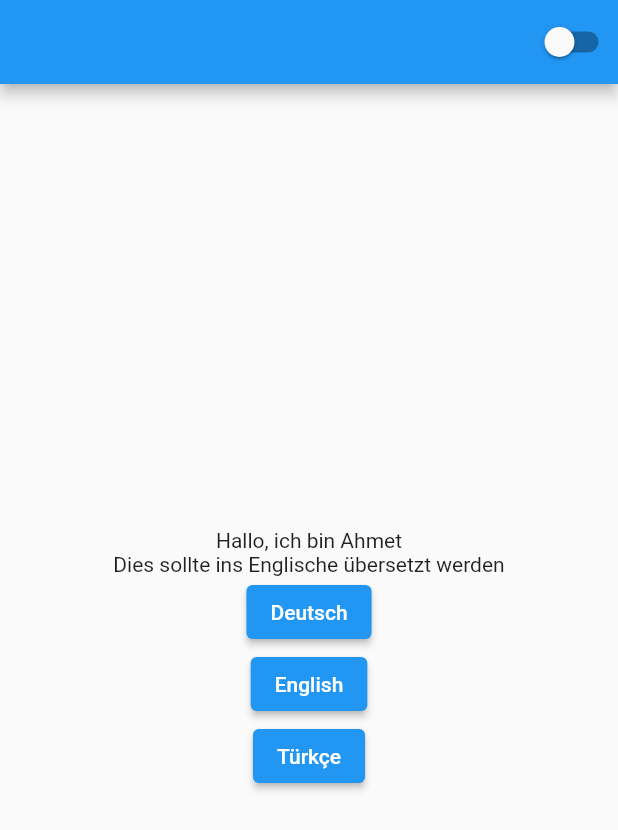
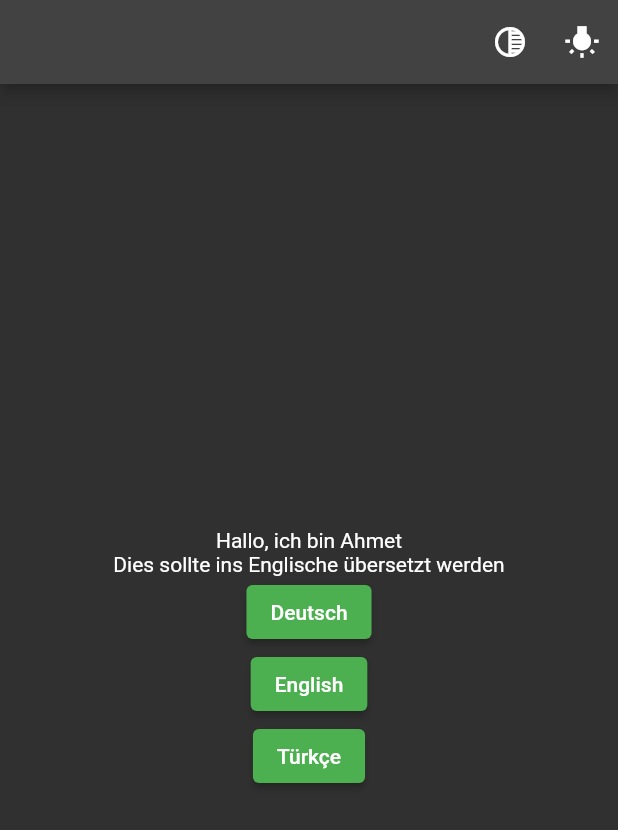
Before and after one commit to ahmetcl/ThemeAndLocalization, a Flutter app: the screen it shows after launch, after a tap on "Deutsch", on a phone screen of 412 x 824 dp. Shown: the top 830 px of the screen. Run offline on Flutter 3.47's test engine with Material 2 defaults, Android fonts, the phone set to English and light mode, and no system bars; our stand-ins replace easy_localization, shared_preferences.

Commit message:
Themes are customized and the provider added.

```diff
--- a/lib/main.dart
+++ b/lib/main.dart
@@ -1,7 +1,9 @@
 import 'package:easy_localization/easy_localization.dart';
 import 'package:flutter/material.dart';
+import 'package:localization/theme/themeManager.dart';
 import 'package:localization/view/page.dart';
 import 'package:localization/translations/codegen_loader.g.dart';
+import 'package:provider/provider.dart';
 
 Future<void> main() async {
   WidgetsFlutterBinding.ensureInitialized();
@@ -9,35 +11,34 @@ Future<void> main() async {
   runApp(
     EasyLocalization(
       path: 'assets/translations',
-      supportedLocales: [Locale('de'), Locale('en'), Locale('tr')],
-      fallbackLocale: Locale('en'),
-      assetLoader: CodegenLoader(),
-      child: MyApp(),
+      supportedLocales: const [Locale('de'), Locale('en'), Locale('tr')],
+      fallbackLocale: const Locale('en'),
+      assetLoader: const CodegenLoader(),
+      child: const MyApp(),
     ),
   );
 }
 
-class MyApp extends StatefulWidget {
+class MyApp extends StatelessWidget {
   const MyApp({Key? key}) : super(key: key);
 
   @override
-  State<MyApp> createState() => _MyAppState();
-}
-
-class _MyAppState extends State<MyApp> {
-  bool darkTheme = false;
-  @override
   Widget build(BuildContext context) {
-    return MaterialApp(
-        debugShowCheckedModeBanner: false,
-        theme: darkTheme ? ThemeData.dark() : ThemeData.light(),
-        supportedLocales: context.supportedLocales,
-        localizationsDelegates: context.localizationDelegates,
-        locale: context.locale,
-        home: HomePage(darkTheme, onPressed: (changedTheme) {
-          setState(() {
-            darkTheme = changedTheme;
-          });
+    return MultiProvider(
+        providers: [
+          ChangeNotifierProvider(
+            create: (_) => themeManager(),
+          ),
+        ],
+        child: Consumer<themeManager>(builder: (context, theme, child) {
+          return MaterialApp(
+              title: 'Theme App',
+              debugShowCheckedModeBanner: false,
+              theme: theme.themeData,
+              supportedLocales: context.supportedLocales,
+              localizationsDelegates: context.localizationDelegates,
+              locale: context.locale,
+              home: const HomePage());
         }));
   }
 }
--- /dev/null
+++ b/lib/theme/themeManager.dart
@@ -0,0 +1,39 @@
+import 'package:localization/theme/themes.dart';
+import 'package:shared_preferences/shared_preferences.dart';
+import 'package:flutter/material.dart';
+
+class themeManager with ChangeNotifier {
+  ThemeData? _themeData;
+
+  final _themePrefernce = "theme_preference";
+
+  themeManager() {
+    _loadTheme();
+  }
+
+  ThemeData? get themeData {
+    if (_themeData == null) {
+      _themeData = appThemeData[Themes.Light];
+    }
+    return _themeData;
+  }
+
+  void _loadTheme() async {
+    SharedPreferences sharedPreference = await SharedPreferences.getInstance();
+    int? prefTheme = sharedPreference.getInt(_themePrefernce);
+    if (prefTheme == null) {
+      Brightness systemTheme =
+          WidgetsBinding.instance.window.platformBrightness;
+      prefTheme = systemTheme.index;
+    }
+    _themeData = appThemeData[Themes.values[prefTheme]];
+    notifyListeners();
+  }
+
+  setTheme(Themes theme) async {
+    _themeData = appThemeData[theme];
+    var prefs = await SharedPreferences.getInstance();
+    prefs.setInt(_themePrefernce, Themes.values.indexOf(theme));
+    notifyListeners();
+  }
+}
--- /dev/null
+++ b/lib/theme/themes.dart
@@ -0,0 +1,16 @@
+import 'package:flutter/material.dart';
+
+enum Themes { Light, Dark }
+
+final appThemeData = {
+  Themes.Light: ThemeData(
+    primaryColor: Colors.black,
+    primarySwatch: Colors.blue,
+    brightness: Brightness.light,
+  ),
+  Themes.Dark: ThemeData(
+    primaryColor: Colors.black,
+    primarySwatch: Colors.green,
+    brightness: Brightness.dark,
+  )
+};
--- a/lib/view/page.dart
+++ b/lib/view/page.dart
@@ -1,13 +1,13 @@
 import 'package:flutter/material.dart';
+import 'package:localization/theme/themeManager.dart';
+import 'package:localization/theme/themes.dart';
 import 'package:localization/translations/locale_keys.g.dart';
 import 'package:easy_localization/easy_localization.dart';
+import 'package:provider/provider.dart';
 
 class HomePage extends StatefulWidget {
-  HomePage(this.darkTheme, {Key? key, required this.onPressed})
-      : super(key: key);
+  const HomePage({Key? key}) : super(key: key);
 
-  bool darkTheme;
-  Function onPressed;
   @override
   State<HomePage> createState() => _HomePageState();
 }
@@ -18,11 +18,18 @@ class _HomePageState extends State<HomePage> {
     return Scaffold(
         appBar: AppBar(
           actions: <Widget>[
-            Switch(
-                value: widget.darkTheme,
-                onChanged: (changedTheme) {
-                  widget.onPressed(changedTheme);
-                })
+            IconButton(
+                onPressed: () {
+                  Provider.of<themeManager>(context, listen: false)
+                      .setTheme(Themes.Dark);
+                },
+                icon: const Icon(Icons.tonality)),
+            IconButton(
+                onPressed: () {
+                  Provider.of<themeManager>(context, listen: false)
+                      .setTheme(Themes.Light);
+                },
+                icon: const Icon(Icons.wb_incandescent))
           ],
         ),
         body: Center(
@@ -34,24 +41,24 @@ class _HomePageState extends State<HomePage> {
               ElevatedButton(
                   onPressed: () {
                     setState(() {
-                      context.setLocale(Locale('de'));
+                      context.setLocale(const Locale('de'));
                     });
                   },
-                  child: Text("Deutsch")),
+                  child: const Text("Deutsch")),
               ElevatedButton(
                   onPressed: () {
                     setState(() {
-                      context.setLocale(Locale('en'));
+                      context.setLocale(const Locale('en'));
                     });
                   },
-                  child: Text("English")),
+                  child: const Text("English")),
               ElevatedButton(
                   onPressed: () {
                     setState(() {
-                      context.setLocale(Locale('tr'));
+                      context.setLocale(const Locale('tr'));
                     });
                   },
-                  child: Text("Türkçe"))
+                  child: const Text("Türkçe"))
             ],
           ),
         ));
```
